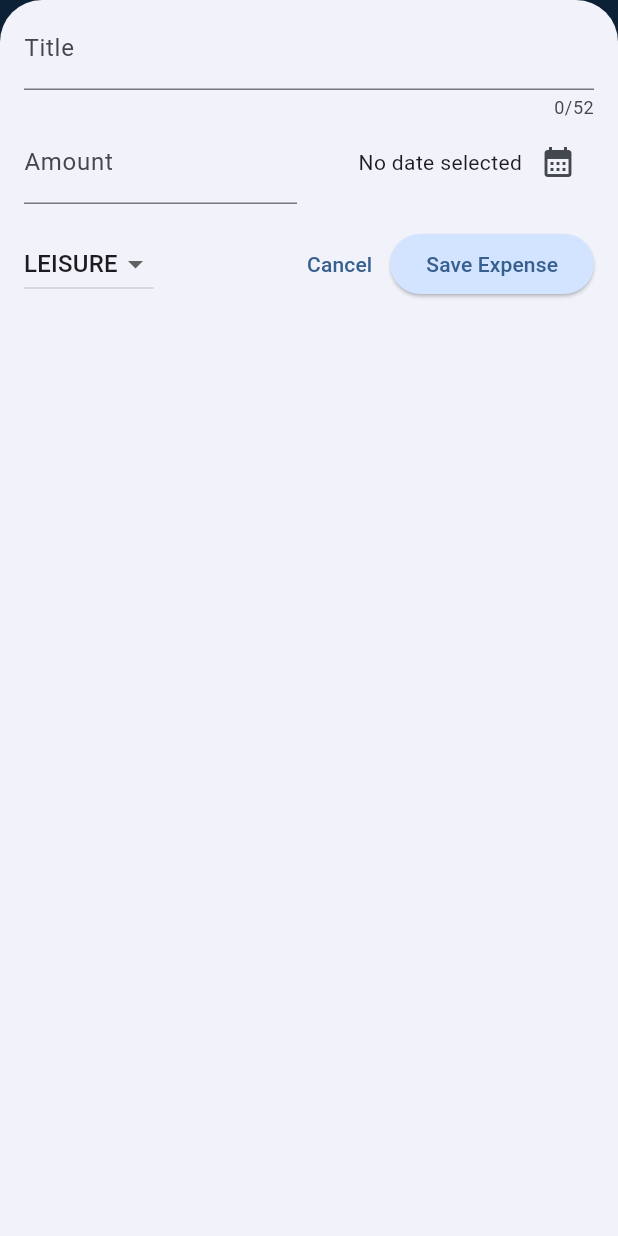
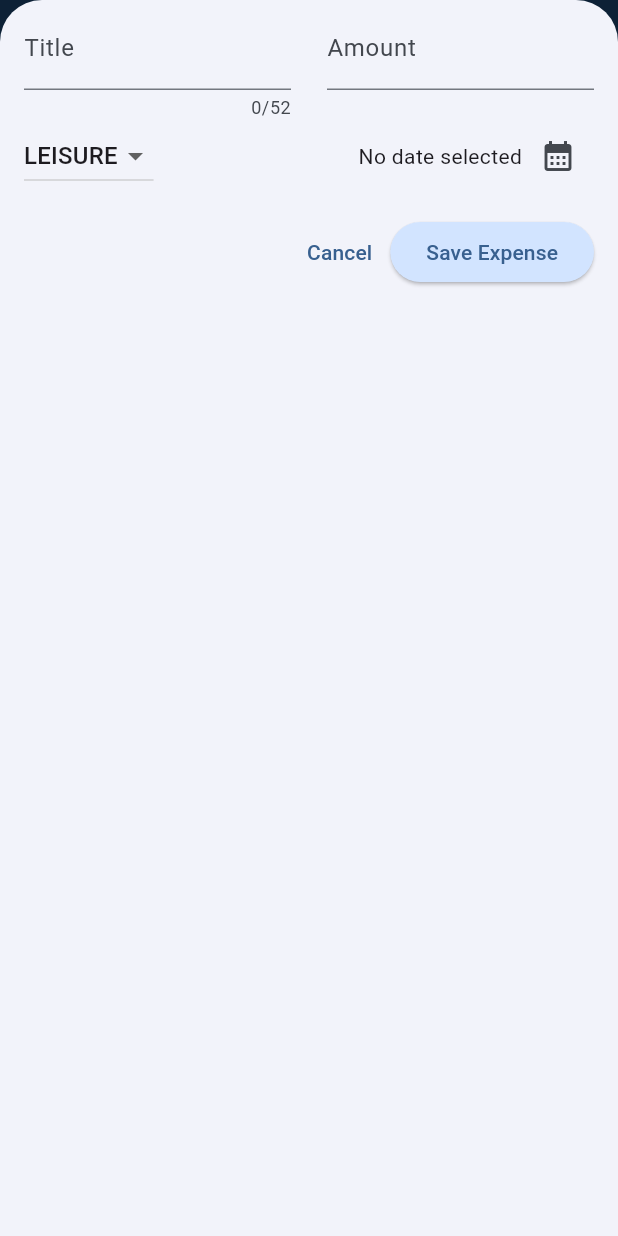
Before and after one commit to withcreator/flutterExpensesTracker, a Flutter app: the screen it shows after launch, after a tap on the "add" icon, on a phone screen of 412 x 824 dp. Run offline on Flutter 3.47's test engine with Material 3 defaults, Android fonts, the phone set to English and light mode, and no system bars.

Commit message:
second commit

```diff
--- a/lib/widgets/expenses.dart
+++ b/lib/widgets/expenses.dart
@@ -31,6 +31,7 @@ class _ExpensesState extends State<Expenses> {
 
   void _openAddExpenseOverlay() {
     showModalBottomSheet(
+      useSafeArea: true,
       isScrollControlled: true,
       context: context,
       builder: (ctx) => NewExpense(onAddExpense: _addExpense),
@@ -67,6 +68,9 @@ class _ExpensesState extends State<Expenses> {
 
   @override
   Widget build(BuildContext context) {
+    final width = MediaQuery.of(context).size.width;
+    final height = MediaQuery.of(context).size.height;
+
     Widget mainContent = Center(
       child: Text('No expenses found. Start adding some!'),
     );
@@ -85,9 +89,20 @@ class _ExpensesState extends State<Expenses> {
           IconButton(onPressed: _openAddExpenseOverlay, icon: Icon(Icons.add)),
         ],
       ),
-      body: Column(
-        children: [Chart(expenses: _registeredExpenses), Expanded(child: mainContent)],
-      ),
+      body:
+          width < height
+              ? Column(
+                children: [
+                  Chart(expenses: _registeredExpenses),
+                  Expanded(child: mainContent),
+                ],
+              )
+              : Row(
+                children: [
+                  Expanded(child: Chart(expenses: _registeredExpenses)),
+                  Expanded(child: mainContent),
+                ],
+              ),
     );
   }
 }
--- a/lib/widgets/new_expense.dart
+++ b/lib/widgets/new_expense.dart
@@ -80,15 +80,93 @@ class _NewExpenseState extends State<NewExpense> {
 
   @override
   Widget build(BuildContext context) {
-    return Padding(
-      padding: EdgeInsets.fromLTRB(16,4,16,16),
+    final keyboardSpace = MediaQuery.of(context).viewInsets.bottom;
+
+    return LayoutBuilder(
+      builder: (ctx, constraints) {
+        final width = constraints.maxWidth;
+        final height = constraints.maxWidth;
+        return SizedBox(
+          height: double.infinity,
+          child: SingleChildScrollView(
+            child: Padding(
+              padding: EdgeInsets.fromLTRB(16, 4, 16, keyboardSpace + 16),
               child: Column(
                 children: [
+                  if (width >= height)
+                    Row(
+                      crossAxisAlignment: CrossAxisAlignment.start,
+                      children: [
+                        Expanded(
+                          child: TextField(
+                            controller: _titleController,
+                            maxLength: 52,
+                            decoration: InputDecoration(label: Text('Title')),
+                          ),
+                        ),
+                        const SizedBox(width: 24),
+                        Expanded(
+                          child: TextField(
+                            controller: _amountController,
+                            keyboardType: TextInputType.number,
+                            decoration: InputDecoration(
+                              prefixText: '\$ ',
+                              label: Text('Amount'),
+                            ),
+                          ),
+                        ),
+                      ],
+                    )
+                  else
                     TextField(
                       controller: _titleController,
                       maxLength: 52,
                       decoration: InputDecoration(label: Text('Title')),
                     ),
+                  if (width >= height)
+                    Row(
+                      children: [
+                        DropdownButton(
+                          value: _selectedCategory,
+                          items:
+                              Category.values
+                                  .map(
+                                    (category) => DropdownMenuItem(
+                                      value: category,
+                                      child: Text(category.name.toUpperCase()),
+                                    ),
+                                  )
+                                  .toList(),
+                          onChanged: (value) {
+                            setState(() {
+                              if (value == null) {
+                                return;
+                              }
+                              _selectedCategory = value;
+                            });
+                          },
+                        ),
+                        const SizedBox(width: 24),
+                        Expanded(
+                          child: Row(
+                            mainAxisAlignment: MainAxisAlignment.end,
+                            crossAxisAlignment: CrossAxisAlignment.center,
+                            children: [
+                              Text(
+                                _selectedDate == null
+                                    ? 'No date selected'
+                                    : formatter.format(_selectedDate!),
+                              ),
+                              IconButton(
+                                onPressed: _presentDatePicker,
+                                icon: Icon(Icons.calendar_month),
+                              ),
+                            ],
+                          ),
+                        ),
+                      ],
+                    )
+                  else
                     Row(
                       children: [
                         Expanded(
@@ -122,6 +200,24 @@ class _NewExpenseState extends State<NewExpense> {
                       ],
                     ),
                   const SizedBox(height: 16),
+                  if (width >= height)
+                    Row(
+                      children: [
+                        const Spacer(),
+                        TextButton(
+                          onPressed: () {
+                            Navigator.pop(context);
+                          },
+                          child: const Text('Cancel'),
+                        ),
+
+                        ElevatedButton(
+                          onPressed: _submitExpenseData,
+                          child: const Text('Save Expense'),
+                        ),
+                      ],
+                    )
+                  else
                     Row(
                       children: [
                         DropdownButton(
@@ -160,6 +256,10 @@ class _NewExpenseState extends State<NewExpense> {
                     ),
                 ],
               ),
+            ),
+          ),
+        );
+      },
     );
   }
 }
```
Lines whose indentation alone changed are shown as unchanged.
